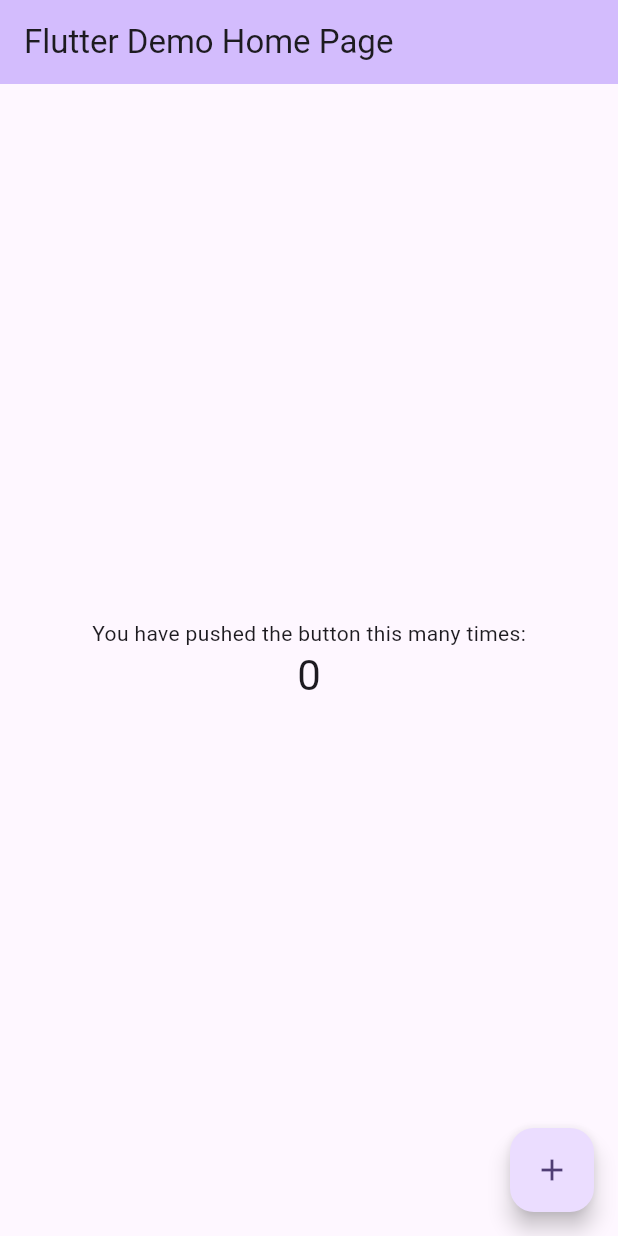
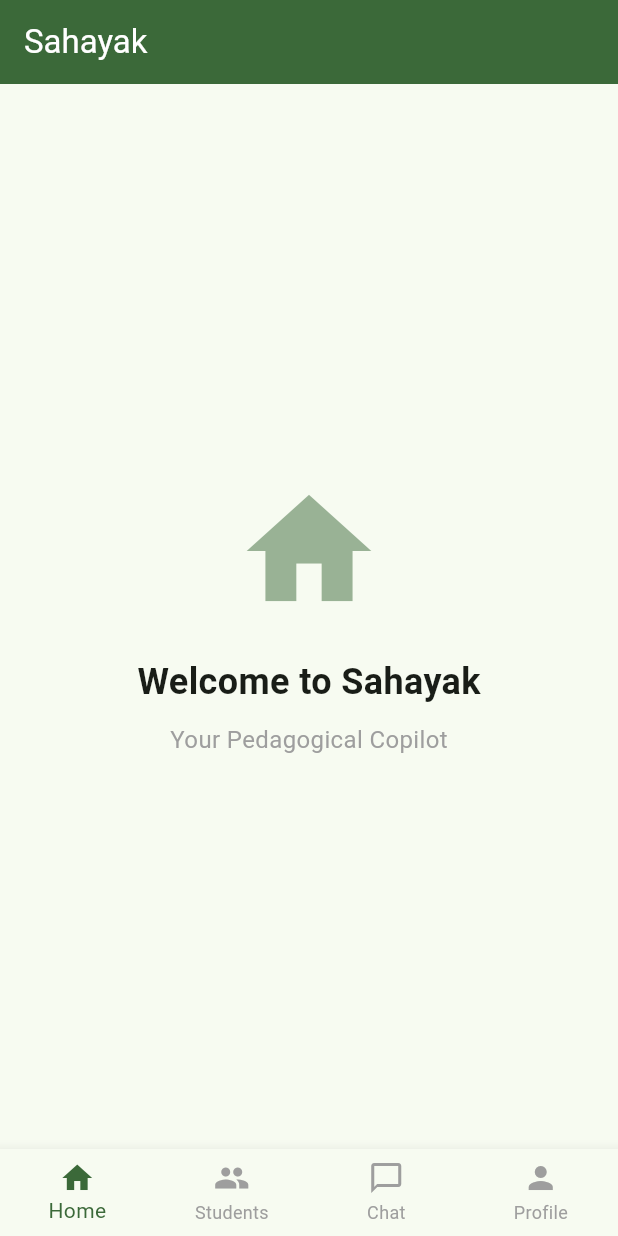
Before and after one commit to Nithin9585/Sahayak, a Flutter app: the screen it shows after launch, on a phone screen of 412 x 824 dp. Run offline on Flutter 3.47's test engine with Material 3 defaults, Android fonts, the phone set to English and light mode, and no system bars; our stand-ins replace connectivity_plus, isar; accounts and stored records are empty; generated files the repository leaves out were written again.

```diff
--- a/sahayak/lib/main.dart
+++ b/sahayak/lib/main.dart
@@ -1,122 +1,91 @@
 import 'package:flutter/material.dart';
+import 'screens/home_screen.dart';
+import 'screens/students_screen.dart';
+import 'screens/chat_screen.dart';
+import 'screens/profile_screen.dart';
+import 'widgets/offline_indicator.dart';
 
 void main() {
-  runApp(const MyApp());
+  runApp(const SahayakApp());
 }
 
-class MyApp extends StatelessWidget {
-  const MyApp({super.key});
+class SahayakApp extends StatelessWidget {
+  const SahayakApp({super.key});
 
-  // This widget is the root of your application.
   @override
   Widget build(BuildContext context) {
     return MaterialApp(
-      title: 'Flutter Demo',
+      title: 'Sahayak - Pedagogical Copilot',
       theme: ThemeData(
-        // This is the theme of your application.
-        //
-        // TRY THIS: Try running your application with "flutter run". You'll see
-        // the application has a purple toolbar. Then, without quitting the app,
-        // try changing the seedColor in the colorScheme below to Colors.green
-        // and then invoke "hot reload" (save your changes or press the "hot
-        // reload" button in a Flutter-supported IDE, or press "r" if you used
-        // the command line to start the app).
-        //
-        // Notice that the counter didn't reset back to zero; the application
-        // state is not lost during the reload. To reset the state, use hot
-        // restart instead.
-        //
-        // This works for code too, not just values: Most code changes can be
-        // tested with just a hot reload.
-        colorScheme: ColorScheme.fromSeed(seedColor: Colors.deepPurple),
+        colorScheme: ColorScheme.fromSeed(
+          seedColor: const Color(0xFF4CAF50), // Green for education
+          brightness: Brightness.light,
+        ),
+        useMaterial3: true,
       ),
-      home: const MyHomePage(title: 'Flutter Demo Home Page'),
+      home: const MainScaffold(),
+      debugShowCheckedModeBanner: false,
     );
   }
 }
 
-class MyHomePage extends StatefulWidget {
-  const MyHomePage({super.key, required this.title});
-
-  // This widget is the home page of your application. It is stateful, meaning
-  // that it has a State object (defined below) that contains fields that affect
-  // how it looks.
-
-  // This class is the configuration for the state. It holds the values (in this
-  // case the title) provided by the parent (in this case the App widget) and
-  // used by the build method of the State. Fields in a Widget subclass are
-  // always marked "final".
-
-  final String title;
+class MainScaffold extends StatefulWidget {
+  const MainScaffold({super.key});
 
   @override
-  State<MyHomePage> createState() => _MyHomePageState();
+  State<MainScaffold> createState() => _MainScaffoldState();
 }
 
-class _MyHomePageState extends State<MyHomePage> {
-  int _counter = 0;
+class _MainScaffoldState extends State<MainScaffold> {
+  int _selectedIndex = 0;
 
-  void _incrementCounter() {
+  static const List<Widget> _screens = <Widget>[
+    HomeScreen(),
+    StudentsScreen(),
+    ChatScreen(),
+    ProfileScreen(),
+  ];
+
+  void _onItemTapped(int index) {
     setState(() {
-      // This call to setState tells the Flutter framework that something has
-      // changed in this State, which causes it to rerun the build method below
-      // so that the display can reflect the updated values. If we changed
-      // _counter without calling setState(), then the build method would not be
-      // called again, and so nothing would appear to happen.
-      _counter++;
+      _selectedIndex = index;
     });
   }
 
   @override
   Widget build(BuildContext context) {
-    // This method is rerun every time setState is called, for instance as done
-    // by the _incrementCounter method above.
-    //
-    // The Flutter framework has been optimized to make rerunning build methods
-    // fast, so that you can just rebuild anything that needs updating rather
-    // than having to individually change instances of widgets.
     return Scaffold(
-      appBar: AppBar(
-        // TRY THIS: Try changing the color here to a specific color (to
-        // Colors.amber, perhaps?) and trigger a hot reload to see the AppBar
-        // change color while the other colors stay the same.
-        backgroundColor: Theme.of(context).colorScheme.inversePrimary,
-        // Here we take the value from the MyHomePage object that was created by
-        // the App.build method, and use it to set our appbar title.
-        title: Text(widget.title),
+      body: Column(
+        children: [
+          const OfflineIndicator(),
+          Expanded(child: _screens[_selectedIndex]),
+        ],
       ),
-      body: Center(
-        // Center is a layout widget. It takes a single child and positions it
-        // in the middle of the parent.
-        child: Column(
-          // Column is also a layout widget. It takes a list of children and
-          // arranges them vertically. By default, it sizes itself to fit its
-          // children horizontally, and tries to be as tall as its parent.
-          //
-          // Column has various properties to control how it sizes itself and
-          // how it positions its children. Here we use mainAxisAlignment to
-          // center the children vertically; the main axis here is the vertical
-          // axis because Columns are vertical (the cross axis would be
-          // horizontal).
-          //
-          // TRY THIS: Invoke "debug painting" (choose the "Toggle Debug Paint"
-          // action in the IDE, or press "p" in the console), to see the
-          // wireframe for each widget.
-          mainAxisAlignment: MainAxisAlignment.center,
-          children: <Widget>[
-            const Text('You have pushed the button this many times:'),
-            Text(
-              '$_counter',
-              style: Theme.of(context).textTheme.headlineMedium,
-            ),
-          ],
-        ),
+      bottomNavigationBar: BottomNavigationBar(
+        type: BottomNavigationBarType.fixed,
+        currentIndex: _selectedIndex,
+        selectedItemColor: Theme.of(context).colorScheme.primary,
+        unselectedItemColor: Colors.grey,
+        onTap: _onItemTapped,
+        items: const <BottomNavigationBarItem>[
+          BottomNavigationBarItem(
+            icon: Icon(Icons.home),
+            label: 'Home',
+          ),
+          BottomNavigationBarItem(
+            icon: Icon(Icons.people),
+            label: 'Students',
+          ),
+          BottomNavigationBarItem(
+            icon: Icon(Icons.chat_bubble_outline),
+            label: 'Chat',
+          ),
+          BottomNavigationBarItem(
+            icon: Icon(Icons.person),
+            label: 'Profile',
+          ),
+        ],
       ),
-      floatingActionButton: FloatingActionButton(
-        onPressed: _incrementCounter,
-        tooltip: 'Increment',
-        child: const Icon(Icons.add),
-      ), // This trailing comma makes auto-formatting nicer for build methods.
     );
   }
 }
--- /dev/null
+++ b/sahayak/lib/screens/home_screen.dart
@@ -0,0 +1,38 @@
+import 'package:flutter/material.dart';
+
+class HomeScreen extends StatelessWidget {
+  const HomeScreen({super.key});
+
+  @override
+  Widget build(BuildContext context) {
+    return Scaffold(
+      appBar: AppBar(
+        title: const Text('Sahayak'),
+        backgroundColor: Theme.of(context).colorScheme.primary,
+        foregroundColor: Colors.white,
+      ),
+      body: Center(
+        child: Column(
+          mainAxisAlignment: MainAxisAlignment.center,
+          children: [
+            Icon(
+              Icons.home,
+              size: 100,
+              color: Theme.of(context).colorScheme.primary.withOpacity(0.5),
+            ),
+            const SizedBox(height: 20),
+            const Text(
+              'Welcome to Sahayak',
+              style: TextStyle(fontSize: 24, fontWeight: FontWeight.bold),
+            ),
+            const SizedBox(height: 10),
+            const Text(
+              'Your Pedagogical Copilot',
+              style: TextStyle(fontSize: 16, color: Colors.grey),
+            ),
+          ],
+        ),
+      ),
+    );
+  }
+}
--- a/sahayak/pubspec.yaml
+++ b/sahayak/pubspec.yaml
@@ -38,6 +38,7 @@ dependencies:
   flutter_animate: ^4.5.2
   isar: ^3.1.0+1
   isar_flutter_libs: ^3.1.0+1
+  connectivity_plus: ^7.0.0
 
 dev_dependencies:
   flutter_test:
```
Also changed, not shown: sahayak/lib/screens/chat_screen.dart (added, +39 -0 lines), sahayak/lib/screens/profile_screen.dart (added, +42 -0 lines), sahayak/lib/screens/students_screen.dart (added, +44 -0 lines), sahayak/lib/widgets/offline_indicator.dart (added, +66 -0 lines), sahayak/pubspec.lock, 4 other files.
